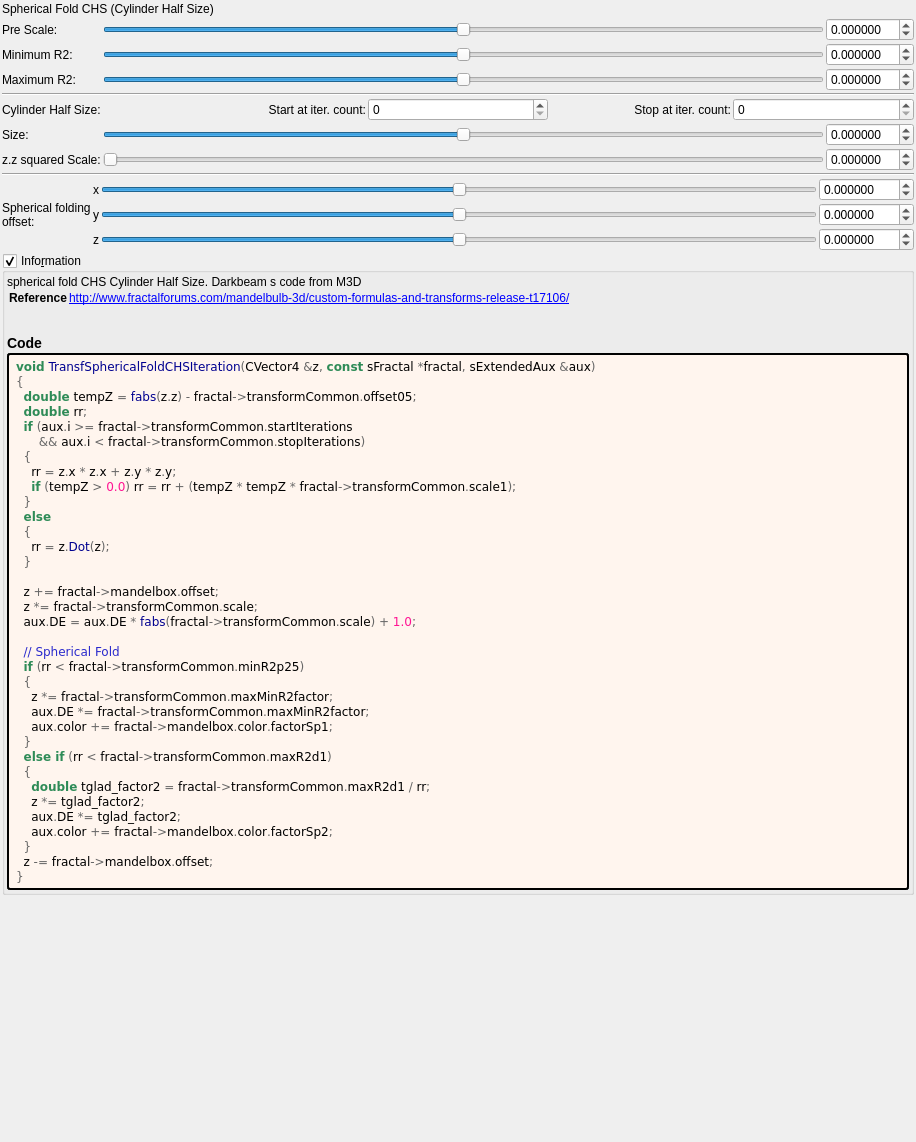
Above: mandelbulber2/formula/ui/fractal_transf_spherical_fold_chs.ui from buddhi1980/mandelbulber2 before the change. Below: the same form after it.
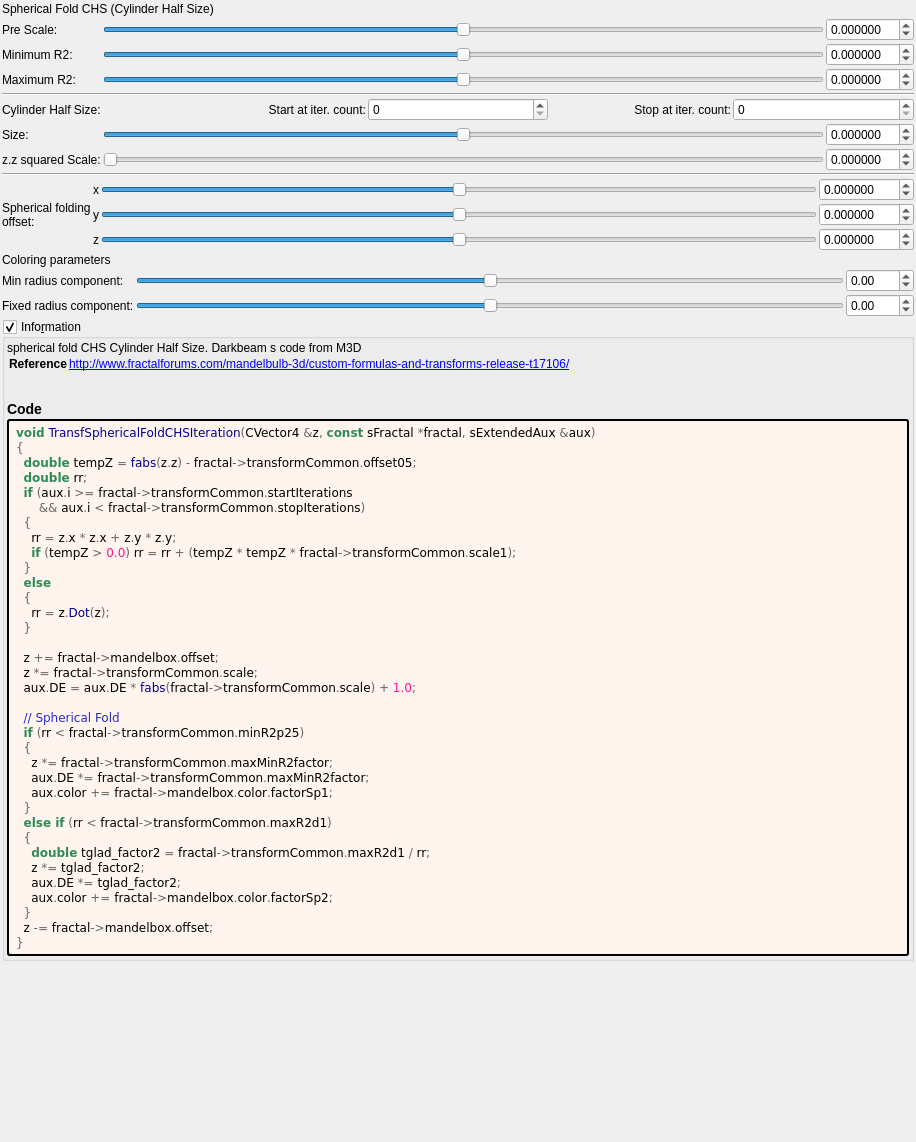
That is the form after the change. Custom widgets are drawn as their Qt base class.

Commit message: more general color updates

What changed in the file:
```diff
--- a/mandelbulber2/formula/ui/fractal_transf_spherical_fold_chs.ui
+++ b/mandelbulber2/formula/ui/fractal_transf_spherical_fold_chs.ui
@@ -630,6 +630,134 @@
      </item>
     </layout>
    </item>
+   <item>
+    <layout class="QGridLayout" name="gridLayout_6">
+     <property name="spacing">
+      <number>2</number>
+     </property>
+     <item row="0" column="0">
+      <widget class="QLabel" name="label_53">
+       <property name="text">
+        <string>Coloring parameters</string>
+       </property>
+      </widget>
+     </item>
+     <item row="1" column="2">
+      <widget class="MyDoubleSpinBox" name="spinbox_mandelbox_color_Sp1">
+       <property name="sizePolicy">
+        <sizepolicy hsizetype="Minimum" vsizetype="Maximum">
+         <horstretch>0</horstretch>
+         <verstretch>0</verstretch>
+        </sizepolicy>
+       </property>
+       <property name="prefix">
+        <string/>
+       </property>
+       <property name="suffix">
+        <string/>
+       </property>
+       <property name="decimals">
+        <number>2</number>
+       </property>
+       <property name="minimum">
+        <double>-100.000000000000000</double>
+       </property>
+       <property name="maximum">
+        <double>100.000000000000000</double>
+       </property>
+       <property name="singleStep">
+        <double>0.100000000000000</double>
+       </property>
+      </widget>
+     </item>
+     <item row="1" column="1">
+      <widget class="QSlider" name="slider_mandelbox_color_Sp1">
+       <property name="sizePolicy">
+        <sizepolicy hsizetype="Expanding" vsizetype="Maximum">
+         <horstretch>0</horstretch>
+         <verstretch>0</verstretch>
+        </sizepolicy>
+       </property>
+       <property name="minimum">
+        <number>-500</number>
+       </property>
+       <property name="maximum">
+        <number>500</number>
+       </property>
+       <property name="singleStep">
+        <number>1</number>
+       </property>
+       <property name="orientation">
+        <enum>Qt::Horizontal</enum>
+       </property>
+      </widget>
+     </item>
+     <item row="1" column="0">
+      <widget class="QLabel" name="label_28">
+       <property name="text">
+        <string>Min radius component:</string>
+       </property>
+      </widget>
+     </item>
+     <item row="2" column="2">
+      <widget class="MyDoubleSpinBox" name="spinbox_mandelbox_color_Sp2">
+       <property name="sizePolicy">
+        <sizepolicy hsizetype="Minimum" vsizetype="Maximum">
+         <horstretch>0</horstretch>
+         <verstretch>0</verstretch>
+        </sizepolicy>
+       </property>
+       <property name="prefix">
+        <string/>
+       </property>
+       <property name="suffix">
+        <string/>
+       </property>
+       <property name="decimals">
+        <number>2</number>
+       </property>
+       <property name="minimum">
+        <double>-100.000000000000000</double>
+       </property>
+       <property name="maximum">
+        <double>100.000000000000000</double>
+       </property>
+       <property name="singleStep">
+        <double>0.100000000000000</double>
+       </property>
+      </widget>
+     </item>
+     <item row="2" column="1">
+      <widget class="QSlider" name="slider_mandelbox_color_Sp2">
+       <property name="sizePolicy">
+        <sizepolicy hsizetype="Expanding" vsizetype="Maximum">
+         <horstretch>0</horstretch>
+         <verstretch>0</verstretch>
+        </sizepolicy>
+       </property>
+       <property name="minimum">
+        <number>-500</number>
+       </property>
+       <property name="maximum">
+        <number>500</number>
+       </property>
+       <property name="singleStep">
+        <number>1</number>
+       </property>
+       <property name="orientation">
+        <enum>Qt::Horizontal</enum>
+       </property>
+      </widget>
+     </item>
+     <item row="2" column="0">
+      <widget class="QLabel" name="label_29">
+       <property name="text">
+        <string>Fixed radius component:</string>
+       </property>
+      </widget>
+     </item>
+    </layout>
+   </item>
    <item>
     <widget class="MyGroupBox" name="groupCheck_info">
      <property name="title">
@@ -658,29 +786,32 @@
        <number>2</number>
       </property>
       <item>
-	   <widget class="QLabel" name="label_information_general">
-	    <property name="text">
-		 <string notr="true">&lt;p&gt;spherical fold CHS Cylinder Half Size. Darkbeam s code from M3D&lt;/p&gt;&lt;table&gt;
+       <widget class="QLabel" name="label_information_general">
+        <property name="text">
+         <string notr="true">&lt;p&gt;spherical fold CHS Cylinder Half Size. Darkbeam s code from M3D&lt;/p&gt;&lt;table&gt;
 &lt;tr&gt;&lt;th&gt;Reference&lt;/th&gt;&lt;td&gt;&lt;a href=&quot;http://www.fractalforums.com/mandelbulb-3d/custom-formulas-and-transforms-release-t17106/&quot;&gt;http://www.fractalforums.com/mandelbulb-3d/custom-formulas-and-transforms-release-t17106/&lt;br&gt;
 &lt;/td&gt;&lt;/tr&gt;
 &lt;/table&gt;
 &lt;h3&gt;Code&lt;/h3&gt;</string>
-		</property>
-		<property name="wordWrap">
-		 <bool>true</bool>
-		</property>
-		<property name="openExternalLinks">
-		 <bool>true</bool>
-		</property>
-		<property name="textInteractionFlags">
-		 <set>Qt::LinksAccessibleByMouse|Qt::TextSelectableByMouse</set>
-		</property>
-		</widget>
-	   </item>
-	   <item>
-	    <widget class="QLabel" name="label_code_content">
-		 <property name="text">
-		  <string notr="true">&lt;body style=&quot;background-color:#fff5ee&quot;&gt;
+        </property>
+        <property name="wordWrap">
+         <bool>true</bool>
+        </property>
+        <property name="openExternalLinks">
+         <bool>true</bool>
+        </property>
+        <property name="textInteractionFlags">
+         <set>Qt::LinksAccessibleByMouse|Qt::TextSelectableByMouse</set>
+        </property>
+       </widget>
+      </item>
+      <item>
+       <widget class="QLabel" name="label_code_content">
+        <property name="styleSheet">
+         <string notr="true">border-style: outset; border-width: 2px; border-radius: 3px; border-color: black; background-color: #fff5ee; padding: 4px;</string>
+        </property>
+        <property name="text">
+         <string notr="true">&lt;body style=&quot;background-color:#fff5ee&quot;&gt;
 &lt;pre style=&quot;color:#000000; background-color:#fff5ee;  font-family:'Courier New',monospace;&quot;&gt;&lt;span style=&quot;color:#2e8b57; font-weight:bold&quot;&gt;void&lt;/span&gt; &lt;span style=&quot;color:#00008f&quot;&gt;TransfSphericalFoldCHSIteration&lt;/span&gt;&lt;span style=&quot;color:#676767&quot;&gt;(&lt;/span&gt;CVector4 &lt;span style=&quot;color:#676767&quot;&gt;&amp;amp;&lt;/span&gt;z&lt;span style=&quot;color:#676767&quot;&gt;,&lt;/span&gt; &lt;span style=&quot;color:#2e8b57; font-weight:bold&quot;&gt;const&lt;/span&gt; sFractal &lt;span style=&quot;color:#676767&quot;&gt;*&lt;/span&gt;fractal&lt;span style=&quot;color:#676767&quot;&gt;,&lt;/span&gt; sExtendedAux &lt;span style=&quot;color:#676767&quot;&gt;&amp;amp;&lt;/span&gt;aux&lt;span style=&quot;color:#676767&quot;&gt;)&lt;/span&gt;
 &lt;span style=&quot;color:#676767&quot;&gt;{&lt;/span&gt;
   &lt;span style=&quot;color:#2e8b57; font-weight:bold&quot;&gt;double&lt;/span&gt; tempZ &lt;span style=&quot;color:#676767&quot;&gt;=&lt;/span&gt; &lt;span style=&quot;color:#00008f&quot;&gt;fabs&lt;/span&gt;&lt;span style=&quot;color:#676767&quot;&gt;(&lt;/span&gt;z&lt;span style=&quot;color:#676767&quot;&gt;.&lt;/span&gt;z&lt;span style=&quot;color:#676767&quot;&gt;) -&lt;/span&gt; fractal&lt;span style=&quot;color:#676767&quot;&gt;-&amp;gt;&lt;/span&gt;transformCommon&lt;span style=&quot;color:#676767&quot;&gt;.&lt;/span&gt;offset05&lt;span style=&quot;color:#676767&quot;&gt;;&lt;/span&gt;
@@ -718,22 +849,19 @@
 &lt;span style=&quot;color:#676767&quot;&gt;}&lt;/span&gt;
 &lt;/pre&gt;
 &lt;/body&gt;</string>
-		 </property>
-		 <property name="wordWrap">
-		  <bool>true</bool>
-		 </property>
-		 <property name="openExternalLinks">
-		  <bool>true</bool>
-		 </property>
-		 <property name="textInteractionFlags">
-		  <set>Qt::LinksAccessibleByMouse|Qt::TextSelectableByMouse</set>
-		 </property>
-		 <property name="styleSheet">
-		  <string notr="true">border-style: outset; border-width: 2px; border-radius: 3px; border-color: black; background-color: #fff5ee; padding: 4px;</string>
-		  </property>
-		 </widget>
-		</item>
-	   </layout>
+        </property>
+        <property name="wordWrap">
+         <bool>true</bool>
+        </property>
+        <property name="openExternalLinks">
+         <bool>true</bool>
+        </property>
+        <property name="textInteractionFlags">
+         <set>Qt::LinksAccessibleByMouse|Qt::TextSelectableByMouse</set>
+        </property>
+       </widget>
+      </item>
+     </layout>
     </widget>
    </item>
    <item>
```
Left out of the diff: 560 changed lines with no effect on the pictures. The commit also changes 9 other files.
